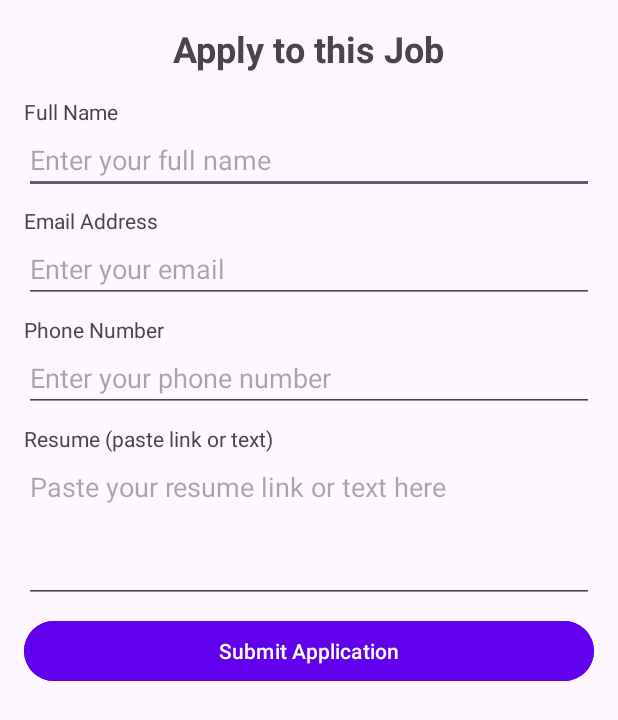
After one commit to jenxwa/Simple-Blog-Android, an Android app: the ApplyToJobActivity screen opened directly, with no data from a screen before it, on a phone screen of 412 x 824 dp. The commit adds this screen. Shown: the top 720 px of the screen. Run offline under Robolectric (Android 15) with nearby library versions, the phone set to English and light mode, and no system bars.

Commit message:
Added Apply To Job Page

```diff
--- a/app/src/main/AndroidManifest.xml
+++ b/app/src/main/AndroidManifest.xml
@@ -6,9 +6,9 @@
         android:allowBackup="true"
         android:dataExtractionRules="@xml/data_extraction_rules"
         android:fullBackupContent="@xml/backup_rules"
-        android:icon="@mipmap/ic_launcher"
+        android:icon="@drawable/ic_profile"
         android:label="@string/app_name"
-        android:roundIcon="@mipmap/ic_launcher_round"
+        android:roundIcon="@drawable/ic_profile"
         android:supportsRtl="true"
         android:theme="@style/Theme.ITStudentspool2"
         tools:targetApi="31">
@@ -21,6 +21,8 @@
         </activity>
 
         <activity android:name=".activity.BlogDetailActivity"/>
+        <activity android:name=".activity.ApplyToJobActivity"/>
+
 
     </application>
 
--- /dev/null
+++ b/app/src/main/java/com/example/itstudentspool2/activity/ApplyToJobActivity.kt
@@ -0,0 +1,34 @@
+package com.example.itstudentspool2.activity
+
+import android.os.Bundle
+import androidx.appcompat.app.AppCompatActivity
+import com.example.itstudentspool2.R
+
+import android.widget.Button
+import android.widget.EditText
+import android.widget.Toast
+
+class ApplyToJobActivity : AppCompatActivity() {
+
+    override fun onCreate(savedInstanceState: Bundle?) {
+        super.onCreate(savedInstanceState)
+        setContentView(R.layout.layout_apply_to_this_job)
+
+        val nameEditText: EditText = findViewById(R.id.name_edit_text)
+        val emailEditText: EditText = findViewById(R.id.email_edit_text)
+        val phoneEditText: EditText = findViewById(R.id.phone_edit_text)
+        val resumeEditText: EditText = findViewById(R.id.resume_edit_text)
+        val submitButton: Button = findViewById(R.id.submit_button)
+
+        submitButton.setOnClickListener {
+            if (nameEditText.text.isNotEmpty() &&
+                emailEditText.text.isNotEmpty() &&
+                phoneEditText.text.isNotEmpty() &&
+                resumeEditText.text.isNotEmpty()) {
+                Toast.makeText(this, "Thank you for applying!", Toast.LENGTH_SHORT).show()
+            } else {
+                Toast.makeText(this, "Please fill out all fields", Toast.LENGTH_SHORT).show()
+            }
+        }
+    }
+}
--- a/app/src/main/java/com/example/itstudentspool2/activity/BlogDetailActivity.kt
+++ b/app/src/main/java/com/example/itstudentspool2/activity/BlogDetailActivity.kt
@@ -1,5 +1,6 @@
 package com.example.itstudentspool2.activity
 
+import android.content.Intent
 import android.os.Bundle
 import android.widget.ImageView
 import android.widget.LinearLayout
@@ -8,6 +9,7 @@ import androidx.appcompat.app.AppCompatActivity
 import com.example.itstudentspool2.R
 import com.example.itstudentspool2.data.BlogData
 import com.example.itstudentspool2.databinding.ViewBlogChipBinding
+import com.google.android.material.button.MaterialButton
 
 class BlogDetailActivity : AppCompatActivity() {
 
@@ -31,6 +33,13 @@ class BlogDetailActivity : AppCompatActivity() {
             chipContainer.addView(chipView.root)
         }
 
+        //onClickListener for the Button
+        val seeMoreDetailsButton: MaterialButton = findViewById(R.id.detail_blog_apply_button)
+        seeMoreDetailsButton.setOnClickListener {
+            val intent = Intent(this, ApplyToJobActivity::class.java)
+            startActivity(intent)
+        }
+
         titleTextView.text = blogData?.title
         descriptionTextView.text = blogData?.description
         blogData?.imageResId?.let { imageView.setImageResource(it) }
--- /dev/null
+++ b/app/src/main/res/layout/layout_apply_to_this_job.xml
@@ -0,0 +1,85 @@
+<?xml version="1.0" encoding="utf-8"?>
+<ScrollView xmlns:android="http://schemas.android.com/apk/res/android"
+    android:layout_width="match_parent"
+    android:layout_height="match_parent"
+    android:padding="16dp">
+
+    <LinearLayout
+        android:layout_width="match_parent"
+        android:layout_height="wrap_content"
+        android:orientation="vertical"
+        android:paddingBottom="16dp">
+
+        <TextView
+            android:layout_width="wrap_content"
+            android:layout_height="wrap_content"
+            android:text="Apply to this Job"
+            android:textSize="24sp"
+            android:textStyle="bold"
+            android:layout_gravity="center_horizontal"
+            android:layout_marginBottom="16dp" />
+
+        <TextView
+            android:layout_width="wrap_content"
+            android:layout_height="wrap_content"
+            android:text="Full Name" />
+
+        <EditText
+            android:id="@+id/name_edit_text"
+            android:layout_width="match_parent"
+            android:layout_height="wrap_content"
+            android:hint="Enter your full name"
+            android:inputType="textPersonName"
+            android:layout_marginBottom="8dp"
+            android:autofillHints="name" />
+
+        <TextView
+            android:layout_width="wrap_content"
+            android:layout_height="wrap_content"
+            android:text="Email Address" />
+
+        <EditText
+            android:id="@+id/email_edit_text"
+            android:layout_width="match_parent"
+            android:layout_height="wrap_content"
+            android:hint="Enter your email"
+            android:inputType="textEmailAddress"
+            android:layout_marginBottom="8dp" />
+
+        <TextView
+            android:layout_width="wrap_content"
+            android:layout_height="wrap_content"
+            android:text="Phone Number" />
+
+        <EditText
+            android:id="@+id/phone_edit_text"
+            android:layout_width="match_parent"
+            android:layout_height="wrap_content"
+            android:hint="Enter your phone number"
+            android:inputType="phone"
+            android:layout_marginBottom="8dp" />
+
+        <TextView
+            android:layout_width="wrap_content"
+            android:layout_height="wrap_content"
+            android:text="Resume (paste link or text)" />
+
+        <EditText
+            android:id="@+id/resume_edit_text"
+            android:layout_width="match_parent"
+            android:layout_height="100dp"
+            android:hint="Paste your resume link or text here"
+            android:inputType="textMultiLine"
+            android:gravity="top"
+            android:layout_marginBottom="8dp" />
+
+        <Button
+            android:id="@+id/submit_button"
+            android:layout_width="match_parent"
+            android:layout_height="wrap_content"
+            android:text="Submit Application"
+            android:backgroundTint="@color/design_default_color_primary"
+            android:textColor="@android:color/white" />
+
+    </LinearLayout>
+</ScrollView>
--- a/app/src/main/res/layout/layout_blog_details.xml
+++ b/app/src/main/res/layout/layout_blog_details.xml
@@ -14,6 +14,7 @@
             android:layout_width="match_parent"
             android:layout_height="50dp"
             android:scaleType="centerCrop"
+            android:contentDescription="BannerImage"
             android:src="@drawable/ic_launcher_background" />
 
         <TextView
@@ -35,5 +36,13 @@
             android:layout_width="match_parent"
             android:layout_height="wrap_content"
             tools:text="@string/lorem_ipsum" />
+
+        <com.google.android.material.button.MaterialButton
+            android:id="@+id/detail_blog_apply_button"
+            android:layout_width="match_parent"
+            android:layout_height="wrap_content"
+            android:layout_marginTop="8dp"
+            android:text="apply to this job" />
+
     </LinearLayout>
 </ScrollView>
```
